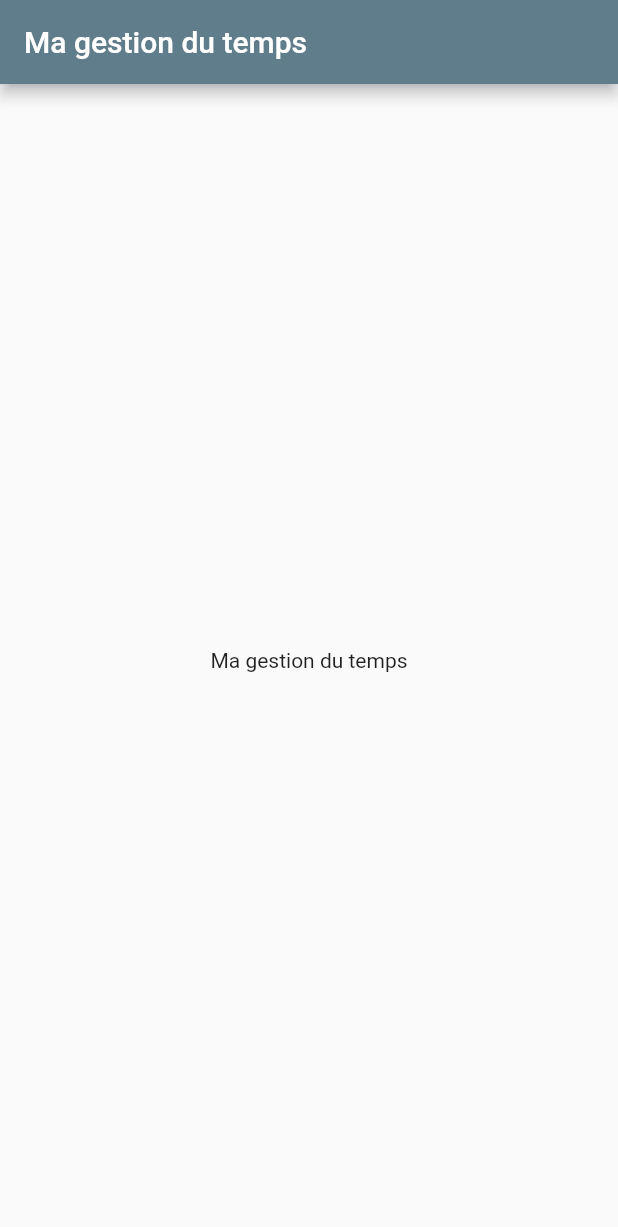
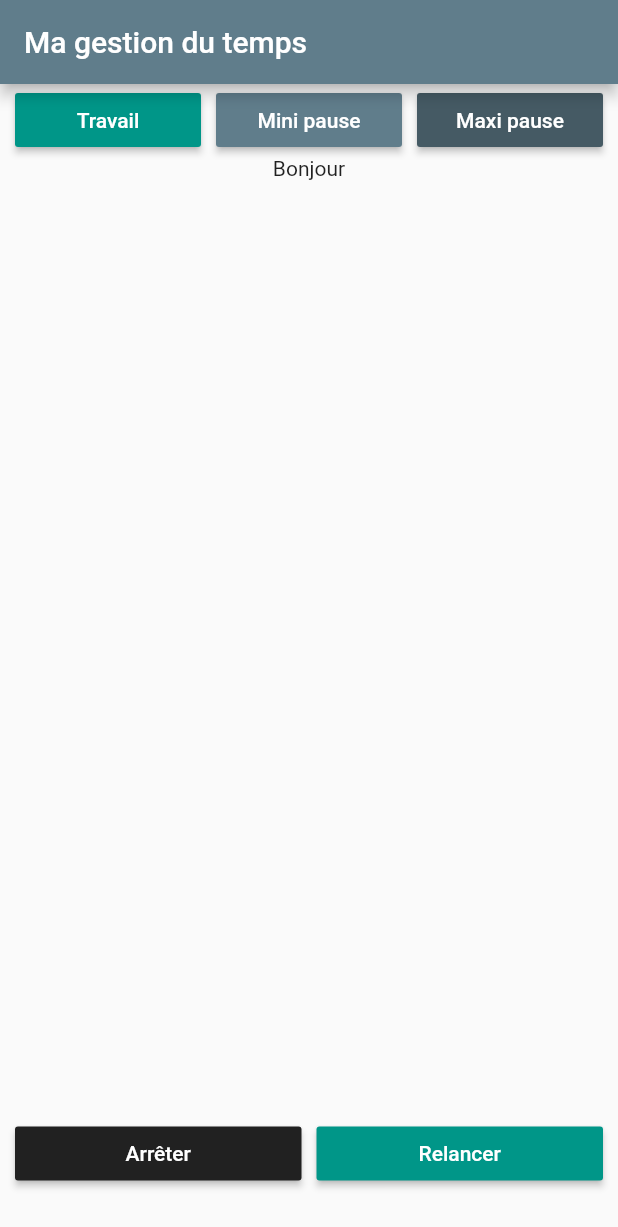
Before and after one commit to Nooaah/tp-flutter-gestion-temps, a Flutter app: the screen it shows after launch, on a phone screen of 412 x 824 dp. Shown: the top 1227 px of the screen. Run offline on Flutter 3.47's test engine with Material 2 defaults, Android fonts, the phone set to English and light mode, and no system bars.

Commit message:
3.2.2 Création de votre widget générique

```diff
--- a/lib/main.dart
+++ b/lib/main.dart
@@ -4,6 +4,8 @@ import 'page_accueil_minuterie.dart';
 void main() {
   runApp(MyApp());
 }
+
+const double REMPLISSAGE_DEFAUT = 5.0;
 
 class MyApp extends StatelessWidget {
   @override
--- a/lib/page_accueil_minuterie.dart
+++ b/lib/page_accueil_minuterie.dart
@@ -1,23 +1,98 @@
 import 'package:flutter/material.dart';
+import 'package:gestion_temps/widgets.dart';
+
+import 'main.dart';
 
 class PageAccueilMinuterie extends StatelessWidget {
-  const PageAccueilMinuterie({Key? key}) : super(key: key);
-
   @override
   Widget build(BuildContext context) {
     return Scaffold(
       appBar: AppBar(
         title: Text('Ma gestion du temps'),
       ),
-      body: Center(
-        child: Column(
-          mainAxisAlignment: MainAxisAlignment.center,
-          children: <Widget>[
-            Text(
-              'Ma gestion du temps',
-            ),
-          ],
-        ),
+      body: LayoutBuilder(
+        builder: (BuildContext context, BoxConstraints contraints) {
+          final double largeurDisponible = contraints.maxWidth;
+          return Column(
+            children: <Widget>[
+              Row(
+                children: <Widget>[
+                  Padding(
+                    padding: EdgeInsets.all(REMPLISSAGE_DEFAUT),
+                  ),
+                  Expanded(
+                    child: BoutonGenerique(
+                      couleur: Color(0xff009688),
+                      texte: 'Travail',
+                      taille: 20.0,
+                      action: () => BoutonGenerique.methodeVide(),
+                    ),
+                  ),
+                  Padding(
+                    padding: EdgeInsets.all(REMPLISSAGE_DEFAUT),
+                  ),
+                  Expanded(
+                    child: BoutonGenerique(
+                      couleur: Color(0xff607D8B),
+                      texte: 'Mini pause',
+                      taille: 20.0,
+                      action: () => BoutonGenerique.methodeVide(),
+                    ),
+                  ),
+                  Padding(
+                    padding: EdgeInsets.all(REMPLISSAGE_DEFAUT),
+                  ),
+                  Expanded(
+                    child: BoutonGenerique(
+                      couleur: Color(0xff455A64),
+                      texte: 'Maxi pause',
+                      taille: 20.0,
+                      action: () => BoutonGenerique.methodeVide(),
+                    ),
+                  ),
+                  Padding(
+                    padding: EdgeInsets.all(REMPLISSAGE_DEFAUT),
+                  ),
+                ],
+              ),
+              Expanded(child: Text('Bonjour')),
+              Row(
+                children: <Widget>[
+                  Padding(
+                    padding: EdgeInsets.all(REMPLISSAGE_DEFAUT),
+                  ),
+                  Expanded(
+                    child: BoutonGenerique(
+                      couleur: Color(0xff212121),
+                      texte: 'Arrêter',
+                      taille: 20.0,
+                      action: () => BoutonGenerique.methodeVide(),
+                    ),
+                  ),
+                  Padding(
+                    padding: EdgeInsets.all(REMPLISSAGE_DEFAUT),
+                  ),
+                  Expanded(
+                    child: BoutonGenerique(
+                      couleur: Color(0xff009688),
+                      texte: 'Relancer',
+                      taille: 20.0,
+                      action: () => BoutonGenerique.methodeVide(),
+                    ),
+                  ),
+                  Padding(
+                    // Modification du padding bottom, car les boutons dépassaient de l'écran sur le simulateur iOS IPhone 12
+                    padding: EdgeInsets.only(
+                        top: REMPLISSAGE_DEFAUT,
+                        right: REMPLISSAGE_DEFAUT,
+                        bottom: REMPLISSAGE_DEFAUT + 100,
+                        left: REMPLISSAGE_DEFAUT),
+                  ),
+                ],
+              ),
+            ],
+          );
+        },
       ),
     );
   }
--- /dev/null
+++ b/lib/widgets.dart
@@ -0,0 +1,34 @@
+import 'package:flutter/material.dart';
+
+class BoutonGenerique extends StatelessWidget {
+  final Color couleur;
+  final String texte;
+  final double taille;
+  final VoidCallback action;
+
+  const BoutonGenerique({
+    Key? key,
+    required this.couleur,
+    required this.texte,
+    required this.taille,
+    required this.action,
+  }) : super(key: key);
+
+  @override
+  Widget build(BuildContext context) {
+    return MaterialButton(
+      child: Text(
+        this.texte,
+        style: TextStyle(
+          color: Colors.white,
+        ),
+      ),
+      onPressed: this.action,
+      color: this.couleur,
+      minWidth: this.taille,
+    );
+  }
+
+  static void methodeVide() {}
+
+}
```
